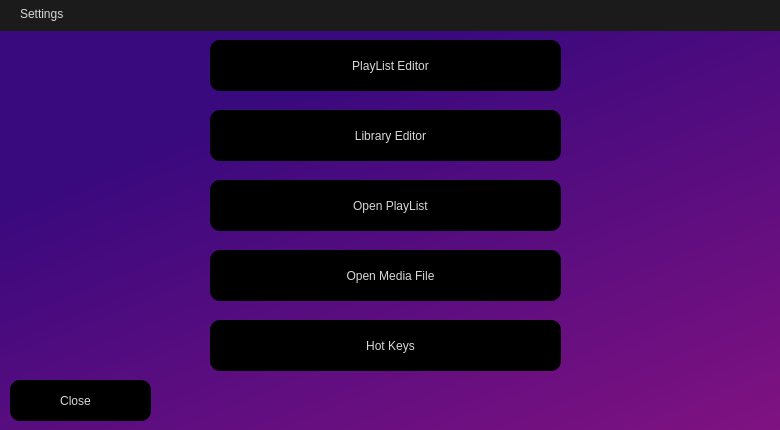
Before: the Qt Designer form assets/Settings.ui in ifreddyrod/SPYDER-Player-pyqt, drawn with Qt 5.
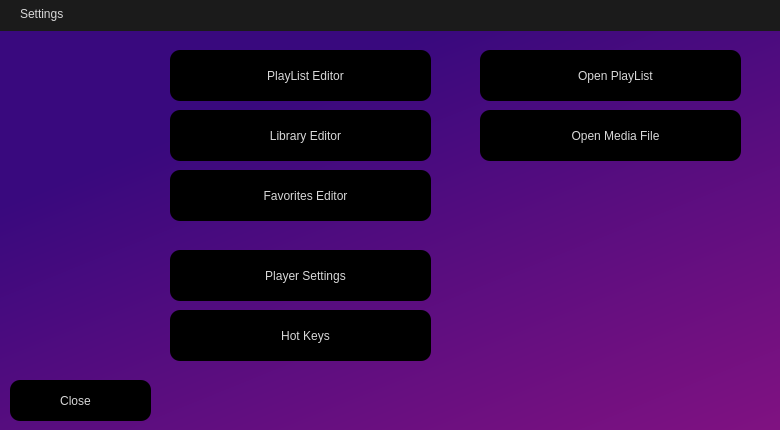
After: the same form once the commit is applied. Icons and pictures are not drawn.

Commit message: - Added type of player to appdata class and json file - Added the ability to reorder the playlists, library, and favorites in settings using drag and drop. Changes are saved to appdata and the tree is reloaded - Added buttons to edit playlist and app settings in the Setttings screen - Added Icons for Search, Library, and Favorites in the tree - Added new icons to the resources file

```diff
--- a/assets/Settings.ui
+++ b/assets/Settings.ui
@@ -96,9 +96,9 @@
   <widget class="QPushButton" name="PlayList_button">
    <property name="geometry">
     <rect>
-     <x>210</x>
-     <y>40</y>
-     <width>351</width>
+     <x>170</x>
+     <y>50</y>
+     <width>261</width>
      <height>51</height>
     </rect>
    </property>
@@ -145,9 +145,9 @@
   <widget class="QPushButton" name="Library_button">
    <property name="geometry">
     <rect>
-     <x>210</x>
+     <x>170</x>
      <y>110</y>
-     <width>351</width>
+     <width>261</width>
      <height>51</height>
     </rect>
    </property>
@@ -168,9 +168,9 @@
   <widget class="QPushButton" name="HotKeys_button">
    <property name="geometry">
     <rect>
-     <x>210</x>
-     <y>320</y>
-     <width>351</width>
+     <x>170</x>
+     <y>310</y>
+     <width>261</width>
      <height>51</height>
     </rect>
    </property>
@@ -204,9 +204,9 @@
   <widget class="QPushButton" name="OpenMediaFile_button">
    <property name="geometry">
     <rect>
-     <x>210</x>
-     <y>250</y>
-     <width>351</width>
+     <x>480</x>
+     <y>110</y>
+     <width>261</width>
      <height>51</height>
     </rect>
    </property>
@@ -227,9 +227,9 @@
   <widget class="QPushButton" name="OpenPlayList_button">
    <property name="geometry">
     <rect>
-     <x>210</x>
-     <y>180</y>
-     <width>351</width>
+     <x>480</x>
+     <y>50</y>
+     <width>261</width>
      <height>51</height>
     </rect>
    </property>
@@ -247,6 +247,52 @@
     </size>
    </property>
   </widget>
+  <widget class="QPushButton" name="Favorites_button">
+   <property name="geometry">
+    <rect>
+     <x>170</x>
+     <y>170</y>
+     <width>261</width>
+     <height>51</height>
+    </rect>
+   </property>
+   <property name="text">
+    <string>   Favorites Editor</string>
+   </property>
+   <property name="icon">
+    <iconset resource="resources.qrc">
+     <normaloff>:/icons/icons/star-white.png</normaloff>:/icons/icons/star-white.png</iconset>
+   </property>
+   <property name="iconSize">
+    <size>
+     <width>24</width>
+     <height>24</height>
+    </size>
+   </property>
+  </widget>
+  <widget class="QPushButton" name="PlayerSettings_button">
+   <property name="geometry">
+    <rect>
+     <x>170</x>
+     <y>250</y>
+     <width>261</width>
+     <height>51</height>
+    </rect>
+   </property>
+   <property name="text">
+    <string>   Player Settings</string>
+   </property>
+   <property name="icon">
+    <iconset resource="resources.qrc">
+     <normaloff>:/icons/icons/settings.png</normaloff>:/icons/icons/settings.png</iconset>
+   </property>
+   <property name="iconSize">
+    <size>
+     <width>24</width>
+     <height>24</height>
+    </size>
+   </property>
+  </widget>
   <zorder>background_widget</zorder>
   <zorder>Titlebar_widget</zorder>
   <zorder>PlayList_button</zorder>
@@ -255,6 +301,8 @@
   <zorder>HotKeys_button</zorder>
   <zorder>OpenMediaFile_button</zorder>
   <zorder>OpenPlayList_button</zorder>
+  <zorder>Favorites_button</zorder>
+  <zorder>PlayerSettings_button</zorder>
  </widget>
  <resources>
   <include location="resources.qrc"/>
```
The commit also changes 20 other files.
